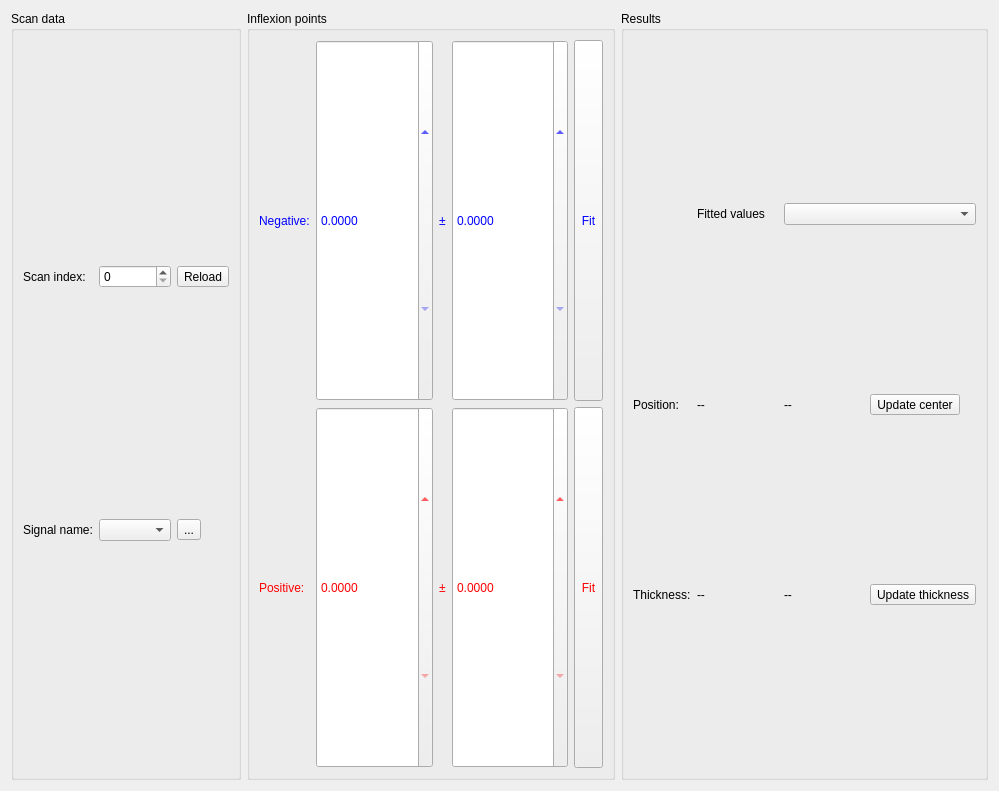
Old version of the form cct/qtgui2/tools/capillarysizer/capillarysizer.ui in the repository awacha/cct.
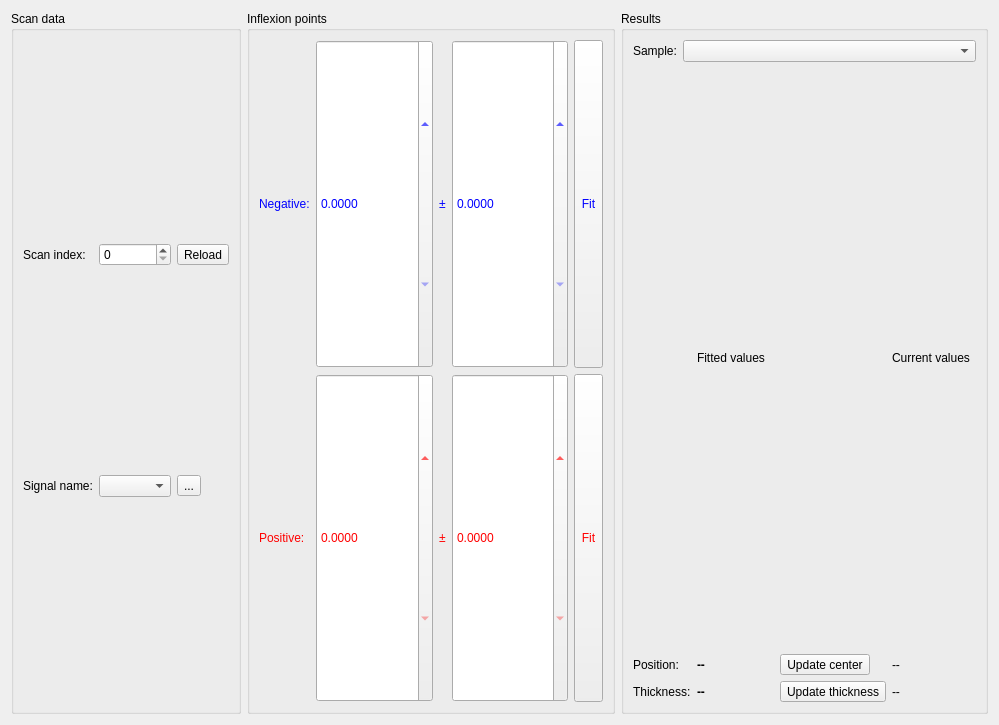
New version of the form. Icons and pictures are not drawn.

Commit message: UI improvements in sample editor and capillary sizer

The edit to the form file:
```diff
--- a/cct/qtgui2/tools/capillarysizer/capillarysizer.ui
+++ b/cct/qtgui2/tools/capillarysizer/capillarysizer.ui
@@ -7,7 +7,7 @@
     <x>0</x>
     <y>0</y>
     <width>999</width>
-    <height>791</height>
+    <height>725</height>
    </rect>
   </property>
   <property name="windowTitle">
@@ -283,6 +283,16 @@
           <property name="text">
            <string>Fit</string>
           </property>
+          <property name="icon">
+           <iconset resource="../../../resource/icons/icons.qrc">
+            <normaloff>:/icons/fitpeak_negative_symmetric.svg</normaloff>:/icons/fitpeak_negative_symmetric.svg</iconset>
+          </property>
+          <property name="iconSize">
+           <size>
+            <width>24</width>
+            <height>24</height>
+           </size>
+          </property>
          </widget>
         </item>
         <item row="1" column="0">
@@ -682,6 +692,16 @@
           <property name="text">
            <string>Fit</string>
           </property>
+          <property name="icon">
+           <iconset resource="../../../resource/icons/icons.qrc">
+            <normaloff>:/icons/fitpeak_positive_symmetric.svg</normaloff>:/icons/fitpeak_positive_symmetric.svg</iconset>
+          </property>
+          <property name="iconSize">
+           <size>
+            <width>24</width>
+            <height>24</height>
+           </size>
+          </property>
          </widget>
         </item>
         <item row="0" column="3">
@@ -1473,13 +1493,10 @@
         <string>Results</string>
        </property>
        <layout class="QGridLayout" name="gridLayout_3">
-        <item row="2" column="3">
-         <widget class="QToolButton" name="updateThicknessToolButton">
-          <property name="toolTip">
-           <string>Update the sample thickness</string>
-          </property>
+        <item row="1" column="3">
+         <widget class="QLabel" name="label_10">
           <property name="text">
-           <string>Update thickness</string>
+           <string>Current values</string>
           </property>
           <property name="icon">
            <iconset theme="document-save">
@@ -1487,14 +1504,7 @@
           </property>
          </widget>
         </item>
-        <item row="0" column="2" colspan="2">
-         <widget class="QComboBox" name="sampleNameComboBox">
-          <property name="toolTip">
-           <string>Select a sample</string>
-          </property>
-         </widget>
-        </item>
-        <item row="2" column="0">
+        <item row="3" column="0">
          <widget class="QLabel" name="label_8">
           <property name="sizePolicy">
            <sizepolicy hsizetype="Minimum" vsizetype="Preferred">
@@ -1507,7 +1517,7 @@
           </property>
          </widget>
         </item>
-        <item row="2" column="1">
+        <item row="3" column="1">
          <widget class="QLabel" name="newThicknessLabel">
           <property name="sizePolicy">
            <sizepolicy hsizetype="MinimumExpanding" vsizetype="Preferred">
@@ -1515,12 +1525,18 @@
             <verstretch>0</verstretch>
            </sizepolicy>
           </property>
+          <property name="font">
+           <font>
+            <weight>75</weight>
+            <bold>true</bold>
+           </font>
+          </property>
           <property name="text">
            <string>--</string>
           </property>
          </widget>
         </item>
-        <item row="1" column="2">
+        <item row="2" column="3">
          <widget class="QLabel" name="oldPositionLabel">
           <property name="sizePolicy">
            <sizepolicy hsizetype="MinimumExpanding" vsizetype="Preferred">
@@ -1533,7 +1549,7 @@
           </property>
          </widget>
         </item>
-        <item row="2" column="2">
+        <item row="3" column="3">
          <widget class="QLabel" name="oldThicknessLabel">
           <property name="sizePolicy">
            <sizepolicy hsizetype="MinimumExpanding" vsizetype="Preferred">
@@ -1546,14 +1562,14 @@
           </property>
          </widget>
         </item>
-        <item row="0" column="1">
+        <item row="1" column="1">
          <widget class="QLabel" name="label_15">
           <property name="text">
            <string>Fitted values</string>
           </property>
          </widget>
         </item>
-        <item row="1" column="0">
+        <item row="2" column="0">
          <widget class="QLabel" name="label_7">
           <property name="sizePolicy">
            <sizepolicy hsizetype="Minimum" vsizetype="Preferred">
@@ -1566,7 +1582,7 @@
           </property>
          </widget>
         </item>
-        <item row="1" column="1">
+        <item row="2" column="1">
          <widget class="QLabel" name="newPositionLabel">
           <property name="sizePolicy">
            <sizepolicy hsizetype="MinimumExpanding" vsizetype="Preferred">
@@ -1574,12 +1590,42 @@
             <verstretch>0</verstretch>
            </sizepolicy>
           </property>
+          <property name="font">
+           <font>
+            <weight>75</weight>
+            <bold>true</bold>
+           </font>
+          </property>
           <property name="text">
            <string>--</string>
           </property>
          </widget>
         </item>
-        <item row="1" column="3">
+        <item row="0" column="0" colspan="5">
+         <layout class="QHBoxLayout" name="horizontalLayout">
+          <item>
+           <widget class="QLabel" name="label_9">
+            <property name="text">
+             <string>Sample:</string>
+            </property>
+           </widget>
+          </item>
+          <item>
+           <widget class="QComboBox" name="sampleNameComboBox">
+            <property name="sizePolicy">
+             <sizepolicy hsizetype="MinimumExpanding" vsizetype="Fixed">
+              <horstretch>0</horstretch>
+              <verstretch>0</verstretch>
+             </sizepolicy>
+            </property>
+            <property name="toolTip">
+             <string>Select a sample</string>
+            </property>
+           </widget>
+          </item>
+         </layout>
+        </item>
+        <item row="2" column="2">
          <widget class="QToolButton" name="updateCenterToolButton">
           <property name="toolTip">
            <string>Update the sample position</string>
@@ -1587,9 +1633,15 @@
           <property name="text">
            <string>Update center</string>
           </property>
-          <property name="icon">
-           <iconset theme="document-save">
-            <normaloff>.</normaloff>.</iconset>
+         </widget>
+        </item>
+        <item row="3" column="2">
+         <widget class="QToolButton" name="updateThicknessToolButton">
+          <property name="toolTip">
+           <string>Update the sample thickness</string>
+          </property>
+          <property name="text">
+           <string>Update thickness</string>
           </property>
          </widget>
         </item>
```
Left out of the diff: 4 changed lines with no effect on the pictures. The commit also changes 3 other files.
